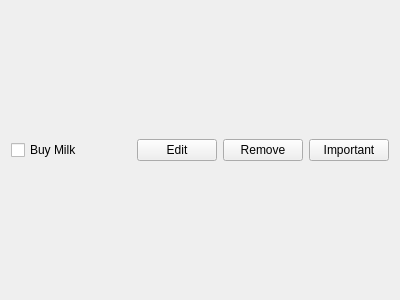
Old version of the form task.ui in the repository SalmaElBidani/ProgettoListaToDo.
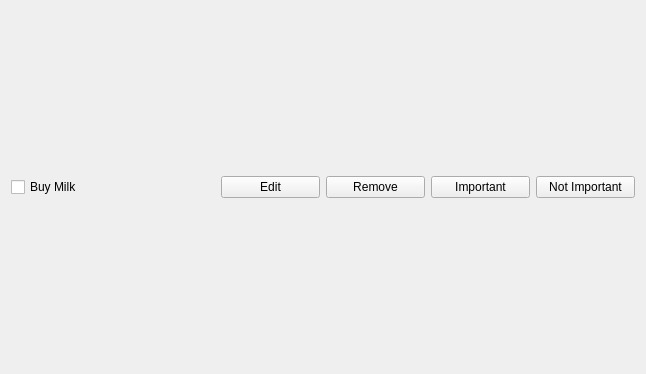
New version of the form.

What changed in the file:
```diff
--- a/task.ui
+++ b/task.ui
@@ -6,8 +6,8 @@
    <rect>
     <x>0</x>
     <y>0</y>
-    <width>400</width>
-    <height>300</height>
+    <width>646</width>
+    <height>374</height>
    </rect>
   </property>
   <property name="windowTitle">
@@ -31,19 +31,6 @@
      </property>
     </widget>
    </item>
-   <item>
-    <spacer name="horizontalSpacer">
-     <property name="orientation">
-      <enum>Qt::Horizontal</enum>
-     </property>
-     <property name="sizeHint" stdset="0">
-      <size>
-       <width>40</width>
-       <height>20</height>
-      </size>
-     </property>
-    </spacer>
-   </item>
    <item>
     <widget class="QPushButton" name="editButton">
      <property name="text">
@@ -60,8 +47,24 @@
    </item>
    <item>
     <widget class="QPushButton" name="Important">
+     <property name="styleSheet">
+      <string notr="true">border-bottom-color: rgb(239, 41, 41);</string>
+     </property>
      <property name="text">
       <string>Important</string>
+     </property>
+     <property name="iconSize">
+      <size>
+       <width>10</width>
+       <height>10</height>
+      </size>
+     </property>
+    </widget>
+   </item>
+   <item>
+    <widget class="QPushButton" name="NotImportant">
+     <property name="text">
+      <string>Not Important</string>
      </property>
     </widget>
    </item>
```
